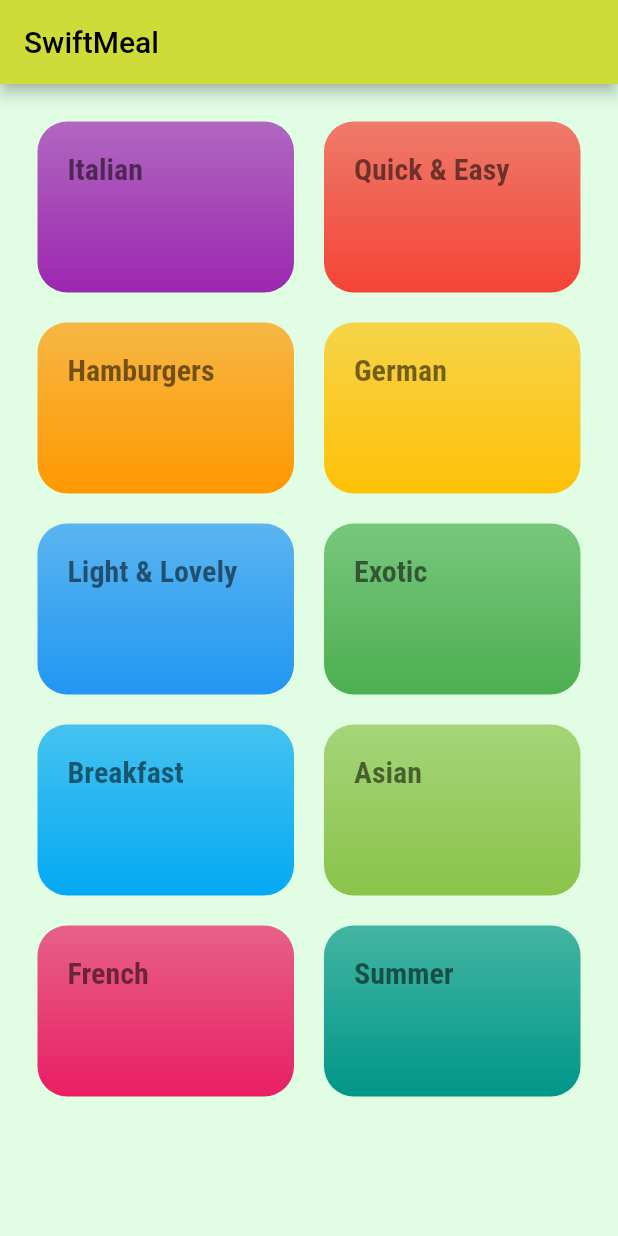
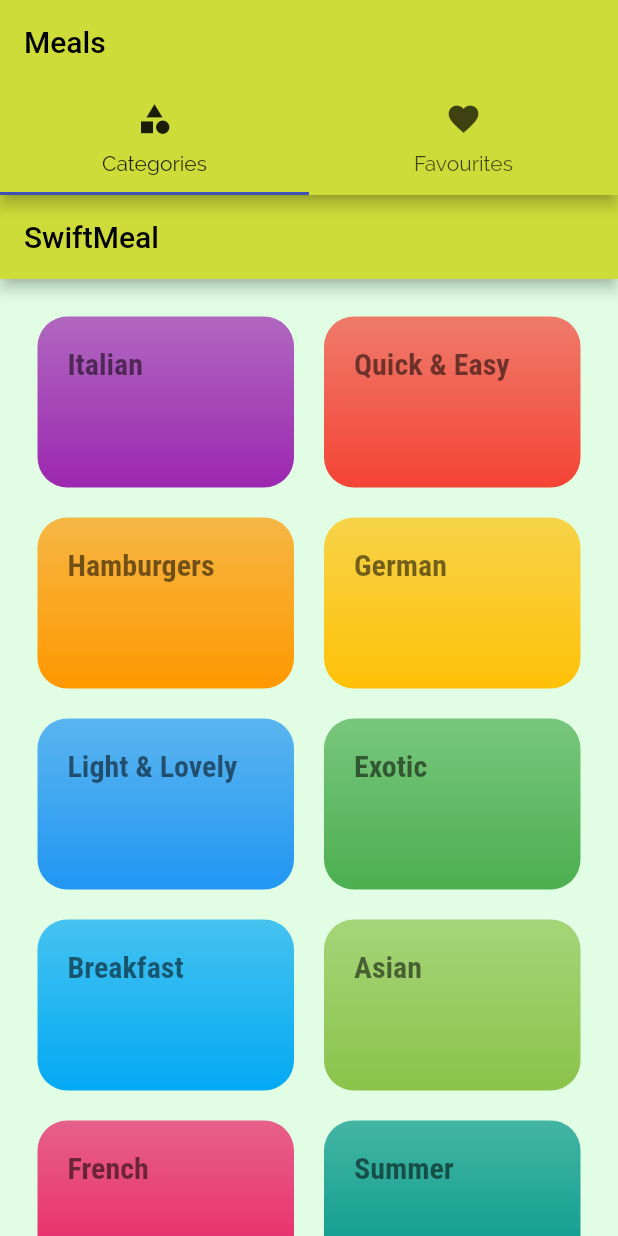
Before and after one commit to cjchika/swift_meal, a Flutter app: the screen it shows after launch, on a phone screen of 412 x 824 dp. Run offline on Flutter 3.47's test engine with Material 2 defaults, Android fonts, the phone set to English and light mode, and no system bars.

Commit message:
Improving UI

```diff
--- a/lib/main.dart
+++ b/lib/main.dart
@@ -1,6 +1,7 @@
 import 'package:flutter/material.dart';
 import './screens/category_meals_screen.dart';
 import './screens/meal_detail_screen.dart';
+import './screens/tabs_screen.dart';
 import './screens/categories_screen.dart';
 
 void main() => runApp(MyApp());
@@ -28,7 +29,7 @@ class MyApp extends StatelessWidget {
       ),
       //home: CategoriesScreen(),
       routes: {
-        '/': (ctx) => CategoriesScreen(),
+        '/': (ctx) => TabsScreen(),
         CategoryMealsScreen.routeName: (ctx) => CategoryMealsScreen(),
         MealDetailScreen.routeName: (ctx) => MealDetailScreen(),
       },
--- /dev/null
+++ b/lib/screens/favourite_screen.dart
@@ -0,0 +1,12 @@
+import 'package:flutter/material.dart';
+
+class FavouritesScreen extends StatelessWidget {
+  const FavouritesScreen({Key key}) : super(key: key);
+
+  @override
+  Widget build(BuildContext context) {
+    return Center(
+      child: Text('The Favourites'),
+    );
+  }
+}
--- /dev/null
+++ b/lib/screens/tabs_screen.dart
@@ -0,0 +1,42 @@
+import 'package:flutter/material.dart';
+import './favourite_screen.dart';
+import './categories_screen.dart';
+
+class TabsScreen extends StatefulWidget {
+  const TabsScreen({Key key}) : super(key: key);
+
+  @override
+  State<TabsScreen> createState() => _TabsScreenState();
+}
+
+class _TabsScreenState extends State<TabsScreen> {
+  @override
+  Widget build(BuildContext context) {
+    return DefaultTabController(
+      length: 2,
+      child: Scaffold(
+        appBar: AppBar(
+          title: Text('Meals'),
+          bottom: TabBar(tabs: [
+            Tab(
+              icon: Icon(
+                Icons.category,
+              ),
+              text: 'Categories',
+            ),
+            Tab(
+              icon: Icon(
+                Icons.favorite,
+              ),
+              text: 'Favourites',
+            ),
+          ]),
+        ),
+        body: TabBarView(children: [
+          CategoriesScreen(),
+          FavouritesScreen(),
+        ]),
+      ),
+    );
+  }
+}
```
